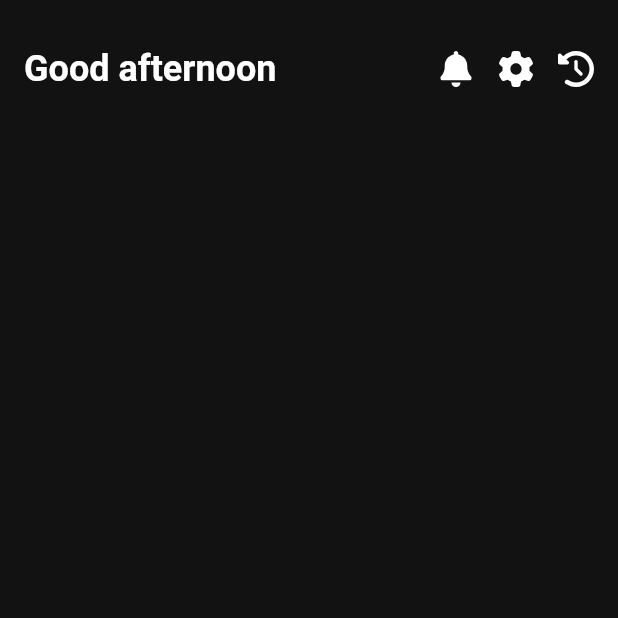
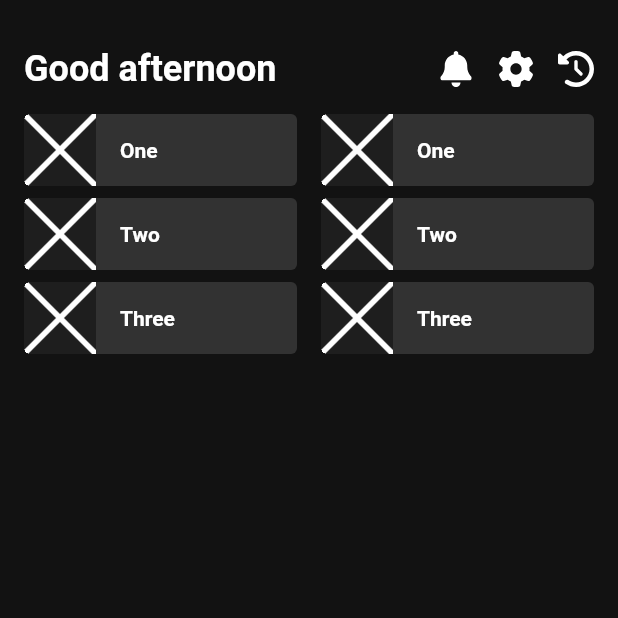
Before and after one commit to valentin-stamate/Mobile-Project, a Flutter app: the screen it shows after launch, on a phone screen of 412 x 824 dp, the top half of it. Run offline on Flutter 3.47's test engine with Material 2 defaults, Android fonts, the phone set to English and light mode, and no system bars; our stand-ins replace flutter_svg.

Commit message:
recent playlists ui

```diff
--- a/lib/assets/assets.dart
+++ b/lib/assets/assets.dart
@@ -2,7 +2,11 @@ class Assets {
   static const String iconPath = 'assets/icons';
   static const String imagePath = 'assets/images';
 
+  /* Icons */
   static const String bellSolid = '$iconPath/bell-solid.svg';
   static const String clockRotate = '$iconPath/clock-rotate-left-solid.svg';
   static const String settings = '$iconPath/gear-solid.svg';
+
+  /* Images */
+  static const String demo = '$imagePath/demo.jpg';
 }
--- /dev/null
+++ b/lib/home/components/frequent_playlists.dart
@@ -0,0 +1,125 @@
+import 'package:flutter/material.dart';
+import 'package:spotify/assets/assets.dart';
+import 'package:spotify/theme/ThemeColors.dart';
+import 'package:spotify/utils/icon.dart';
+
+class FrequentPlaylists extends StatelessWidget {
+  const FrequentPlaylists({Key? key}) : super(key: key);
+
+  @override
+  Widget build(BuildContext context) {
+    return Container(
+      padding: const EdgeInsets.all(16),
+      decoration: const BoxDecoration(
+      ),
+      child: Column(
+        mainAxisAlignment: MainAxisAlignment.start,
+        crossAxisAlignment: CrossAxisAlignment.stretch,
+
+        children: const [
+          Intro(),
+          SizedBox(height: 16),
+          Playlists(),
+        ],
+      ),
+    );
+  }
+
+}
+
+class Intro extends StatelessWidget {
+  const Intro({Key? key}) : super(key: key);
+
+  @override
+  Widget build(BuildContext context) {
+    return Row(
+        mainAxisAlignment: MainAxisAlignment.start,
+        crossAxisAlignment: CrossAxisAlignment.center,
+
+        children: const [
+          Text(
+            'Good afternoon',
+            style: TextStyle(
+              fontSize: 24,
+              fontWeight: FontWeight.bold,
+            ),
+          ),
+          Spacer(),
+          AppIcon(Assets.bellSolid),
+          SizedBox(width: 16),
+          AppIcon(Assets.settings),
+          SizedBox(width: 16),
+          AppIcon(Assets.clockRotate),
+        ]
+    );
+  }
+
+}
+
+class Playlists extends StatelessWidget {
+  const Playlists({Key? key}) : super(key: key);
+
+  @override
+  Widget build(BuildContext context) {
+    return Row(
+        crossAxisAlignment: CrossAxisAlignment.center,
+
+        children: [
+          Expanded(
+            child: Column(
+              children: [
+                PlaylistItem(title: 'One'),
+                SizedBox(height: 8),
+                PlaylistItem(title: 'Two'),
+                SizedBox(height: 8),
+                PlaylistItem(title: 'Three'),
+              ],
+            ),
+          ),
+          SizedBox(width: 16),
+          Expanded(
+            child: Column(
+              children: [
+                PlaylistItem(title: 'One'),
+                SizedBox(height: 8),
+                PlaylistItem(title: 'Two'),
+                SizedBox(height: 8),
+                PlaylistItem(title: 'Three'),
+              ],
+            ),
+          ),
+        ]
+    );
+  }
+
+}
+
+class PlaylistItem extends StatelessWidget {
+  final String title;
+
+  const PlaylistItem({Key? key, required this.title}) : super(key: key);
+
+  @override
+  Widget build(BuildContext context) {
+    return Container(
+      clipBehavior: Clip.hardEdge, // overflow hidden
+      decoration: BoxDecoration(
+        color: ThemeColors.cardColor,
+        borderRadius: BorderRadius.circular(4),
+      ),
+
+      child: Row(
+        children: [
+          Image.asset(
+            Assets.demo,
+            width: 48,
+            height: 48,
+          ),
+          SizedBox(width: 16),
+          Text(title, style: const TextStyle(fontWeight: FontWeight.bold)),
+        ],
+      ),
+    );
+  }
+
+}
--- a/lib/home/components/intro.dart
+++ /dev/null
@@ -1,37 +0,0 @@
-import 'package:flutter/material.dart';
-import 'package:spotify/assets/assets.dart';
-import 'package:spotify/utils/icon.dart';
-
-class Intro extends StatelessWidget {
-  const Intro({Key? key}) : super(key: key);
-
-  @override
-  Widget build(BuildContext context) {
-    return Container(
-      padding: const EdgeInsets.all(16),
-      decoration: const BoxDecoration(
-      ),
-      child: Row(
-        mainAxisAlignment: MainAxisAlignment.start,
-        crossAxisAlignment: CrossAxisAlignment.center,
-
-        children: const [
-          Text(
-            'Good afternoon',
-            style: TextStyle(
-              fontSize: 24,
-              fontWeight: FontWeight.bold,
-            ),
-          ),
-          Spacer(),
-          AppIcon(Assets.bellSolid),
-          SizedBox(width: 16),
-          AppIcon(Assets.settings),
-          SizedBox(width: 16),
-          AppIcon(Assets.clockRotate),
-        ]
-      )
-    );
-  }
-
-}
--- a/lib/home/home.dart
+++ b/lib/home/home.dart
@@ -1,6 +1,5 @@
 import 'package:flutter/material.dart';
-import 'package:flutter/services.dart';
-import 'package:spotify/home/components/intro.dart';
+import 'package:spotify/home/components/frequent_playlists.dart';
 
 class Home extends StatelessWidget {
   const Home({Key? key}) : super(key: key);
@@ -15,7 +14,7 @@ class Home extends StatelessWidget {
 
         children: const [
           SizedBox(height: 16),
-          Intro()
+          FrequentPlaylists()
         ],
       ),
     );
--- /dev/null
+++ b/lib/theme/ThemeColors.dart
@@ -0,0 +1,7 @@
+import 'dart:ui';
+
+class ThemeColors {
+  static const backgroundColor = Color(0xFF121212);
+  static const cardColor = Color(0xFF323232);
+  static const transparent = Color.fromRGBO(0, 0, 0, 0);
+}
--- a/lib/theme/theme.dart
+++ b/lib/theme/theme.dart
@@ -1,19 +1,17 @@
 import 'package:flutter/material.dart';
 import 'package:flutter/services.dart';
-
-const backgroundColor = Color(0xFF121212); // #121212
-const transparent = Color.fromRGBO(0, 0, 0, 0);
+import 'ThemeColors.dart';
 
 var spotifyTheme = ThemeData(
-  backgroundColor: backgroundColor,
-  scaffoldBackgroundColor: backgroundColor,
-  dialogBackgroundColor: backgroundColor,
+  backgroundColor: ThemeColors.backgroundColor,
+  scaffoldBackgroundColor: ThemeColors.backgroundColor,
+  dialogBackgroundColor: ThemeColors.backgroundColor,
   appBarTheme: const AppBarTheme(
-    backgroundColor: backgroundColor,
-    shadowColor: transparent,
+    backgroundColor: ThemeColors.backgroundColor,
+    shadowColor: ThemeColors.transparent,
     toolbarHeight: 0,
     systemOverlayStyle: SystemUiOverlayStyle(
-      systemNavigationBarColor: backgroundColor,
+      systemNavigationBarColor: ThemeColors.backgroundColor,
       systemNavigationBarIconBrightness: Brightness.light,
       systemNavigationBarDividerColor: null,
       // statusBarColor: Color(0xFFD59898),
```
Also changed, not shown: assets/images/demo.jpg (added), 1 other file.
